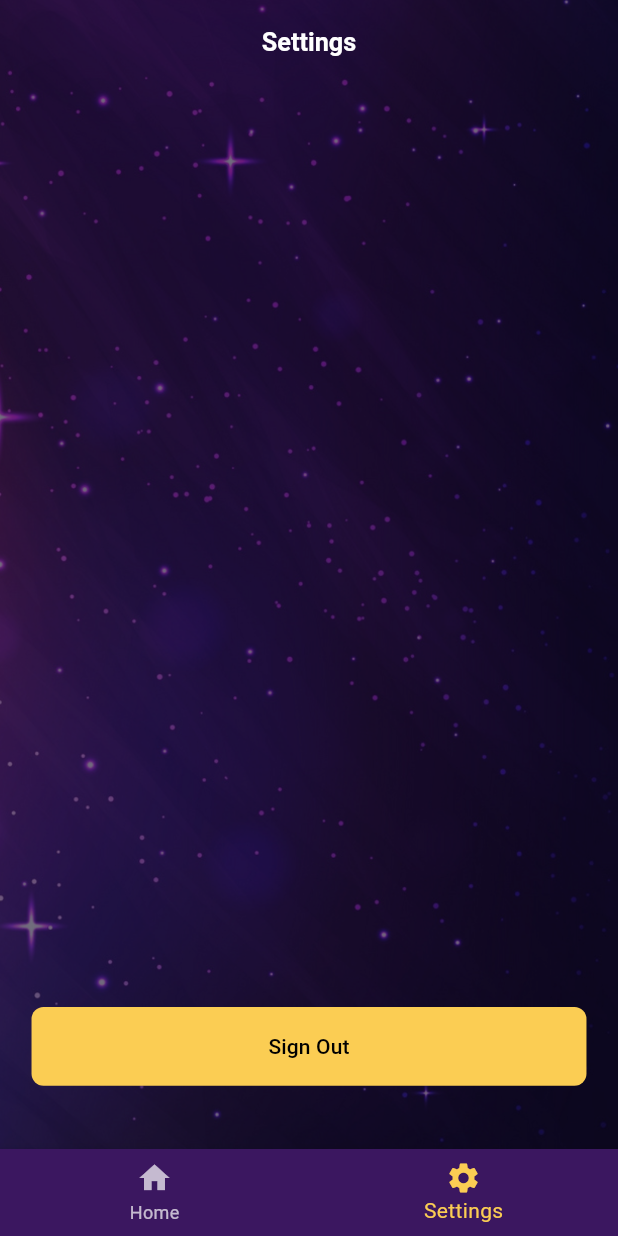
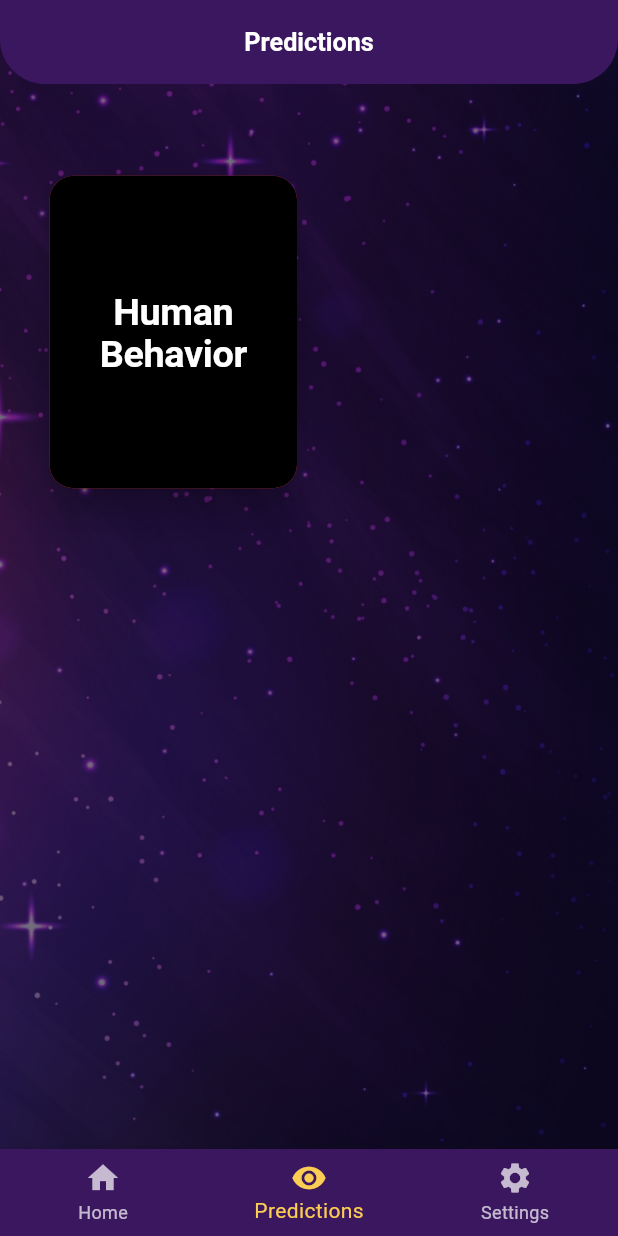
Before and after one commit to Nilupul96/astrology, a Flutter app: the InitScreen screen opened by its route, swiped to page 2, on a phone screen of 412 x 824 dp. Run offline on Flutter 3.47's test engine with Material 3 defaults, Android fonts, the phone set to English and light mode, and no system bars; our stand-ins replace bloc, cloud_firestore, connectivity_plus, equatable, firebase_auth, firebase_core and 12 more; accounts and stored records are empty.

Commit message:
predictions module UI implementation

```diff
--- a/lib/core/app_const.dart
+++ b/lib/core/app_const.dart
@@ -1,4 +1,6 @@
 import 'package:astrology/core/app_assets.dart';
+import 'package:astrology/features/predictions/features/people_predictions/presentation/bloc/people_predictions_bloc.dart';
+import 'package:astrology/features/predictions/people_predictions/presentation/pages/zodiac_list_screen.dart';
 
 import 'helpers/enum.dart';
 import 'zodiac_sign_model.dart';
@@ -110,4 +112,15 @@ class AppConst {
     'Week',
     'Month'
   ];
+  static List<Map<String, dynamic>> PREDICTIONS_MENU_LIST = [
+    {
+      "name": "Human Behavior",
+      "image": AppAssets.aries,
+      "route": ZodiacSignListScreen.routeName
+    },
+    // {
+    //   "name": "Taurus",
+    //   "image": AppAssets.taurus,
+    // }
+  ];
 }
--- a/lib/core/app_routes.dart
+++ b/lib/core/app_routes.dart
@@ -3,6 +3,9 @@ import 'package:astrology/features/onboarding/presentation/pages/add_birthday_sc
 import 'package:astrology/features/onboarding/presentation/pages/onboarding_succsess_screen.dart';
 import 'package:astrology/features/onboarding/presentation/pages/set_name_screen.dart';
 import 'package:astrology/features/onboarding/presentation/pages/set_zodiac_sign_screen.dart';
+import 'package:astrology/features/predictions/people_predictions/presentation/pages/people_prediction_screen.dart';
+import 'package:astrology/features/predictions/people_predictions/presentation/pages/zodiac_list_screen.dart';
+import 'package:astrology/features/predictions/prediction_init_screen.dart';
 import 'package:astrology/features/settings/presentation/pages/settings_screen.dart';
 import 'package:astrology/init_screen.dart';
 import 'package:go_router/go_router.dart';
@@ -60,6 +63,23 @@ class AppRoutes {
         ),
       ),
       GoRoute(
+          name: PredictionInitScreen.routeName,
+          path: '/predictions',
+          builder: (context, state) => const PredictionInitScreen(),
+          routes: [
+            GoRoute(
+              name: ZodiacSignListScreen.routeName,
+              path: 'zodiac-list',
+              builder: (context, state) => const ZodiacSignListScreen(),
+            ),
+            GoRoute(
+              name: PeoplePredictionsResultScreen.routeName,
+              path: 'people-predictions',
+              builder: (context, state) =>
+                  const PeoplePredictionsResultScreen(),
+            ),
+          ]),
+      GoRoute(
         name: SettingsScreen.routeName,
         path: '/settings',
         builder: (context, state) => const SettingsScreen(),
--- a/lib/core/app_theme.dart
+++ b/lib/core/app_theme.dart
@@ -22,7 +22,11 @@ class AppTheme {
       scaffoldBackgroundColor: AppColors.black,
       iconTheme: const IconThemeData(color: Colors.white),
       appBarTheme: AppBarTheme(
-          backgroundColor: Colors.transparent,
+          backgroundColor: AppColors.lightPurple,
+          shape: const RoundedRectangleBorder(
+              borderRadius: BorderRadius.vertical(
+            bottom: Radius.circular(30),
+          )),
           centerTitle: true,
           titleTextStyle:
               TextStyle(fontWeight: FontWeight.w700, fontSize: 16.sp)),
--- /dev/null
+++ b/lib/features/predictions/people_predictions/presentation/bloc/people_predictions_bloc.dart
@@ -0,0 +1,13 @@
+import 'package:bloc/bloc.dart';
+import 'package:equatable/equatable.dart';
+
+part 'people_predictions_event.dart';
+part 'people_predictions_state.dart';
+
+class PeoplePredictionsBloc extends Bloc<PeoplePredictionsEvent, PeoplePredictionsState> {
+  PeoplePredictionsBloc() : super(PeoplePredictionsInitial()) {
+    on<PeoplePredictionsEvent>((event, emit) {
+      // TODO: implement event handler
+    });
+  }
+}
--- /dev/null
+++ b/lib/features/predictions/prediction_init_screen.dart
@@ -0,0 +1,92 @@
+import 'package:astrology/core/widgets/screen_bg.dart';
+import 'package:flutter/material.dart';
+import 'package:flutter_screenutil/flutter_screenutil.dart';
+import 'package:go_router/go_router.dart';
+import '../../core/app_colors.dart';
+import '../../core/app_const.dart';
+
+class PredictionInitScreen extends StatefulWidget {
+  static const routeName = "/prediction-init";
+  const PredictionInitScreen({super.key});
+
+  @override
+  State<PredictionInitScreen> createState() => _PredictionInitScreenState();
+}
+
+class _PredictionInitScreenState extends State<PredictionInitScreen> {
+  @override
+  Widget build(BuildContext context) {
+    return Scaffold(
+      extendBodyBehindAppBar: true,
+      appBar: AppBar(
+        backgroundColor: AppColors.lightPurple,
+        shape: const RoundedRectangleBorder(
+            borderRadius: BorderRadius.vertical(
+          bottom: Radius.circular(30),
+        )),
+        title: const Text("Predictions"),
+      ),
+      body: ScreenBg(
+          child: Padding(
+        padding: EdgeInsets.symmetric(horizontal: 20.w),
+        child: SingleChildScrollView(
+          child: Column(
+            children: [
+              RSizedBox(
+                height: 100,
+              ),
+              GridView.builder(
+                  gridDelegate: const SliverGridDelegateWithFixedCrossAxisCount(
+                      crossAxisCount: 2,
+                      mainAxisSpacing: 8.0,
+                      crossAxisSpacing: 8.0,
+                      childAspectRatio: 0.8),
+                  padding: const EdgeInsets.all(8.0),
+                  physics: const ClampingScrollPhysics(),
+                  itemCount: AppConst.PREDICTIONS_MENU_LIST.length,
+                  shrinkWrap: true,
+                  itemBuilder: (BuildContext context, int index) {
+                    return InkWell(
+                      onTap: () {
+                        context.pushNamed(
+                          AppConst.PREDICTIONS_MENU_LIST[index]['route'],
+                        );
+                      },
+                      child: Card(
+                        color: Colors.red,
+                        shape: RoundedRectangleBorder(
+                            borderRadius: BorderRadius.circular(16)),
+                        elevation: 10,
+                        child: Container(
+                          decoration: BoxDecoration(
+                              color: AppColors.black,
+                              // image: DecorationImage(
+                              //     opacity: 0.3,
+                              //     image: AssetImage(AppAssets.onboarding2),
+                              //     fit: BoxFit.cover),
+                              borderRadius: BorderRadius.circular(16)),
+                          child: Center(
+                            child: Hero(
+                              tag: AppConst.PREDICTIONS_MENU_LIST[index]
+                                  ['name'],
+                              child: Text(
+                                AppConst.PREDICTIONS_MENU_LIST[index]['name'],
+                                textAlign: TextAlign.center,
+                                style: Theme.of(context)
+                                    .textTheme
+                                    .displayLarge!
+                                    .copyWith(color: AppColors.white),
+                              ),
+                            ),
+                          ),
+                        ),
+                      ),
+                    );
+                  }),
+            ],
+          ),
+        ),
+      )),
+    );
+  }
+}
--- a/lib/init_screen.dart
+++ b/lib/init_screen.dart
@@ -2,7 +2,8 @@ import 'package:astrology/core/app_colors.dart';
 import 'package:astrology/features/home/presentation/pages/home_screen.dart';
 import 'package:astrology/features/settings/presentation/pages/settings_screen.dart';
 import 'package:flutter/material.dart';
-import 'package:flutter_screenutil/flutter_screenutil.dart';
+
+import 'features/predictions/prediction_init_screen.dart';
 
 class InitScreen extends StatefulWidget {
   static const routeName = "/init-screen";
@@ -14,8 +15,12 @@ class InitScreen extends StatefulWidget {
 
 class _InitScreenState extends State<InitScreen> {
   int currentIndex = 0;
-  final List<Widget> _screens = [const HomeScreen(), const SettingsScreen()];
-  PageController _pageController = PageController();
+  final List<Widget> _screens = [
+    const HomeScreen(),
+    const PredictionInitScreen(),
+    const SettingsScreen()
+  ];
+  final PageController _pageController = PageController();
   @override
   Widget build(BuildContext context) {
     return Scaffold(
@@ -41,7 +46,9 @@ class _InitScreenState extends State<InitScreen> {
           items: const [
             BottomNavigationBarItem(icon: Icon(Icons.home), label: 'Home'),
             BottomNavigationBarItem(
-                icon: Icon(Icons.settings), label: "Settings")
+                icon: Icon(Icons.visibility), label: "Predictions"),
+            BottomNavigationBarItem(
+                icon: Icon(Icons.settings), label: "Settings"),
           ],
         ));
   }
```
Also changed, not shown: lib/features/predictions/features/people_predictions/presentation/bloc/people_predictions_bloc.dart (added, +13 -0 lines), lib/features/predictions/people_predictions/presentation/bloc/people_predictions_event.dart (added, +8 -0 lines), lib/features/predictions/people_predictions/presentation/bloc/people_predictions_state.dart (added, +9 -0 lines), lib/features/predictions/people_predictions/presentation/pages/people_prediction_screen.dart (added, +37 -0 lines), lib/features/predictions/people_predictions/presentation/pages/zodiac_list_screen.dart (added, +90 -0 lines).
